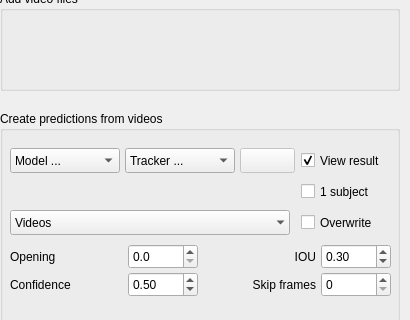
Before: the Qt Designer form octron/qt_gui/octron.ui in horsto/OCTRON-GUI, drawn with Qt 5; both pictures show x 0 to 410 and y 278 to 598 of the 410 by 700 pixel window.
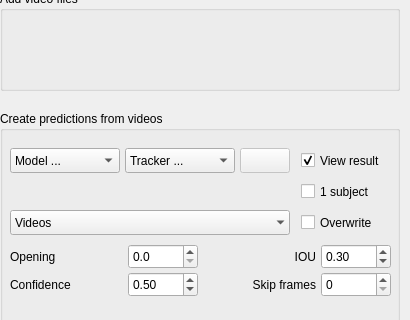
After: the same form once the commit is applied. The open tabs and pages were chosen to show the change. Icons and pictures are not drawn.

The edit to the form file:
```diff
--- a/octron/qt_gui/octron.ui
+++ b/octron/qt_gui/octron.ui
@@ -2551,7 +2551,7 @@
              </item>
             </layout>
            </widget>
-           <widget class="QWidget" name="">
+           <widget class="QWidget" name="layoutWidget">
             <property name="geometry">
              <rect>
               <x>10</x>
@@ -2777,13 +2777,13 @@
                </property>
                <property name="minimumSize">
                 <size>
-                 <width>55</width>
+                 <width>50</width>
                  <height>25</height>
                 </size>
                </property>
                <property name="maximumSize">
                 <size>
-                 <width>55</width>
+                 <width>50</width>
                  <height>25</height>
                 </size>
                </property>
```
Left out of the diff: 2 changed lines with no effect on the pictures.
